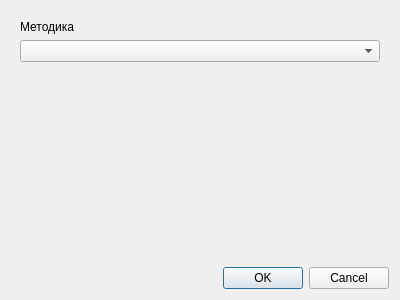
Before: the Qt Designer form metodics/jump_plate/jumptest/jumptestparamsdialog.ui in grigp/a-analyser, drawn with Qt 5.
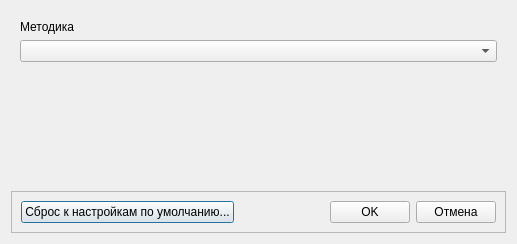
After: the same form once the commit is applied.

Commit message: Сброс параметров методик по умолчанию. Закончено

What changed in the file:
```diff
--- a/metodics/jump_plate/jumptest/jumptestparamsdialog.ui
+++ b/metodics/jump_plate/jumptest/jumptestparamsdialog.ui
@@ -6,8 +6,8 @@
    <rect>
     <x>0</x>
     <y>0</y>
-    <width>400</width>
-    <height>300</height>
+    <width>517</width>
+    <height>244</height>
    </rect>
   </property>
   <property name="windowTitle">
@@ -47,13 +47,55 @@
     </widget>
    </item>
    <item>
-    <widget class="QDialogButtonBox" name="buttonBox">
-     <property name="orientation">
-      <enum>Qt::Horizontal</enum>
+    <widget class="QFrame" name="frame_3">
+     <property name="sizePolicy">
+      <sizepolicy hsizetype="Preferred" vsizetype="Fixed">
+       <horstretch>0</horstretch>
+       <verstretch>0</verstretch>
+      </sizepolicy>
      </property>
-     <property name="standardButtons">
-      <set>QDialogButtonBox::Cancel|QDialogButtonBox::Ok</set>
+     <property name="frameShape">
+      <enum>QFrame::StyledPanel</enum>
      </property>
+     <property name="frameShadow">
+      <enum>QFrame::Raised</enum>
+     </property>
+     <layout class="QHBoxLayout" name="horizontalLayout_12">
+      <item>
+       <widget class="QPushButton" name="btnDefault_2">
+        <property name="text">
+         <string>Сброс к настройкам по умолчанию...</string>
+        </property>
+       </widget>
+      </item>
+      <item>
+       <spacer name="horizontalSpacer_12">
+        <property name="orientation">
+         <enum>Qt::Horizontal</enum>
+        </property>
+        <property name="sizeHint" stdset="0">
+         <size>
+          <width>40</width>
+          <height>20</height>
+         </size>
+        </property>
+       </spacer>
+      </item>
+      <item>
+       <widget class="QPushButton" name="btnOK_2">
+        <property name="text">
+         <string>OK</string>
+        </property>
+       </widget>
+      </item>
+      <item>
+       <widget class="QPushButton" name="btnCancel_2">
+        <property name="text">
+         <string>Отмена</string>
+        </property>
+       </widget>
+      </item>
+     </layout>
     </widget>
    </item>
   </layout>
```
Left out of the diff: 49 changed lines with no effect on the pictures. The commit also changes 41 other files.
